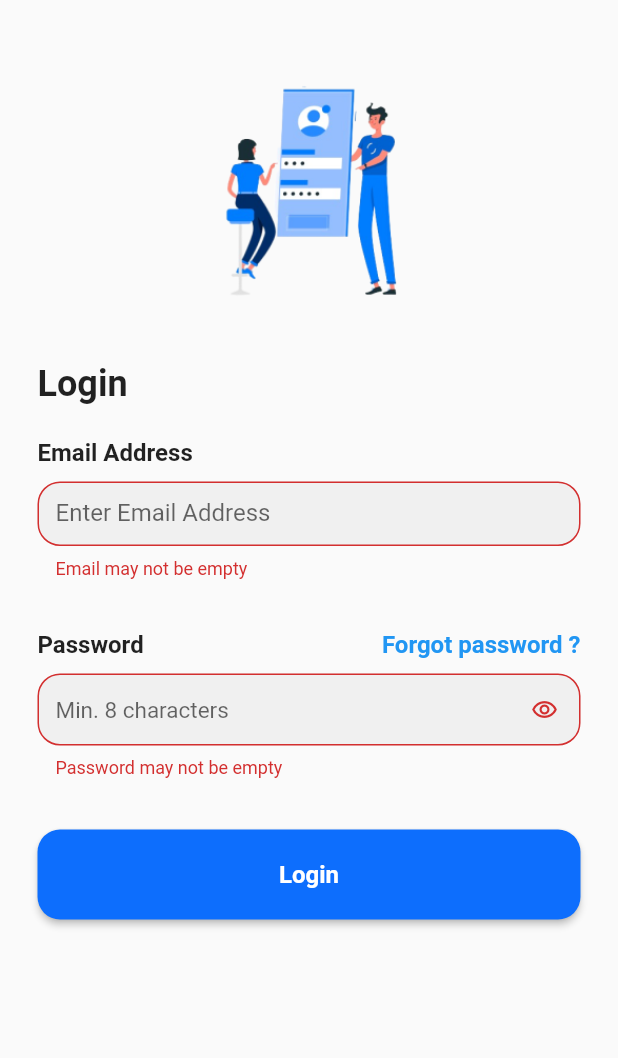
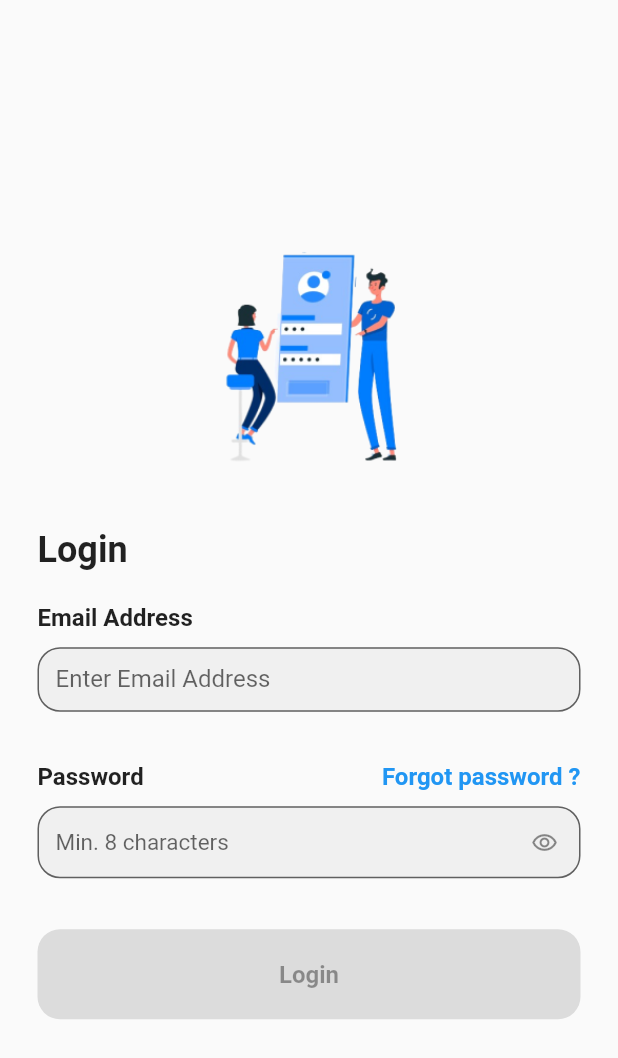
Before and after one commit to imstefanny/Apa-Nama-Kita, a Flutter app: the screen it shows after launch, after a tap on "Login", on a phone screen of 412 x 824 dp. Shown: the top 1058 px of the screen. Run offline on Flutter 3.47's test engine with Material 2 defaults, Android fonts, the phone set to English and light mode, and no system bars; our stand-ins replace date_time_picker, fluttertoast, google_fonts, image_picker.

Commit message:
seperate login provider from register and make authentication for register and login page

```diff
--- a/lib/login/login.dart
+++ b/lib/login/login.dart
@@ -15,6 +15,22 @@ class Login extends StatefulWidget {
 }
 
 class _LoginState extends State<Login> {
+  TextEditingController email = TextEditingController();
+  TextEditingController pwd = TextEditingController();
+  bool isEmailEmpty = true;
+  bool isPassEmpty = true;
+  bool authenticate = false;
+
+  void authentication(email_reg, pass_reg) {
+    if (isEmailEmpty || isPassEmpty) {
+      authenticate = false;
+    } else {
+      if (email.text == email_reg.text && pwd.text == pass_reg.text) {
+        authenticate = true;
+      }
+    }
+  }
+
   @override
   Widget build(BuildContext context) {
     var prov = Provider.of<registerProvider>(context);
@@ -26,15 +42,16 @@ class _LoginState extends State<Login> {
       body: Padding(
         padding:
             EdgeInsets.only(bottom: MediaQuery.of(context).viewInsets.bottom),
+        child: SafeArea(
+          child: Center(
             child: SingleChildScrollView(
               child: Container(
-            height: 0.78 * height,
                 child: Column(
                   crossAxisAlignment: CrossAxisAlignment.start,
                   children: [
                     Center(
                       child: Padding(
-                    padding: const EdgeInsets.fromLTRB(25, 17, 25, 0),
+                        padding: const EdgeInsets.fromLTRB(25, 0, 25, 0),
                         child: Image.asset(
                           "assets/login.png",
                           width: 200,
@@ -65,11 +82,15 @@ class _LoginState extends State<Login> {
                     Padding(
                       padding: EdgeInsets.fromLTRB(25, 5, 25, 17),
                       child: TextField(
-                    controller: prov.tfemail,
+                        onChanged: (value) {
+                          setState(() {
+                            isEmailEmpty = false;
+                            authentication(prov.tfemail, prov.tfpass);
+                          });
+                        },
+                        controller: email,
                         decoration: InputDecoration(
                             filled: true,
-                        errorText:
-                            prov.isEmailEmpty ? "Email may not be empty" : null,
                             hintText: 'email@domain.com',
                             hintStyle: TextStyle(fontSize: 15),
                             isDense: true,
@@ -107,13 +128,16 @@ class _LoginState extends State<Login> {
                     Padding(
                       padding: EdgeInsets.fromLTRB(25, 5, 25, 17),
                       child: TextField(
+                        onChanged: (value) {
+                          setState(() {
+                            isPassEmpty = false;
+                            authentication(prov.tfemail, prov.tfpass);
+                          });
+                        },
                         obscureText: eye.passhidden,
-                    controller: prov.tfpass,
+                        controller: pwd,
                         decoration: InputDecoration(
                             filled: true,
-                        errorText: prov.isPassEmpty
-                            ? "Password may not be empty"
-                            : null,
                             suffixIcon: IconButton(
                               onPressed: () {
                                 eye.setPassHidden = !eye.passhidden;
@@ -137,21 +161,21 @@ class _LoginState extends State<Login> {
                           children: [
                             Expanded(
                               child: ElevatedButton(
-                            onPressed: () {
-                              prov.setEmailEmpty = prov.tfemail.text.isEmpty;
-                              prov.setPassEmpty = prov.tfpass.text.isEmpty;
-
-                              if (!prov.isEmailEmpty && !prov.isPassEmpty) {
-                                Navigator.of(context).push(MaterialPageRoute(
-                                    builder: (_) => Verification()));
-                              }
+                                onPressed: !authenticate
+                                    ? null
+                                    : () {
+                                        Navigator.of(context).push(
+                                            MaterialPageRoute(
+                                                builder: (_) =>
+                                                    Verification()));
                                       },
                                 style: ElevatedButton.styleFrom(
                                     backgroundColor:
                                         Color.fromRGBO(13, 110, 253, 1),
                                     minimumSize: Size(0, 60),
                                     shape: RoundedRectangleBorder(
-                                    borderRadius: BorderRadius.circular(15))),
+                                        borderRadius:
+                                            BorderRadius.circular(15))),
                                 child: Text(
                                   "Login",
                                   style: GoogleFonts.lexendDeca(
@@ -170,6 +194,8 @@ class _LoginState extends State<Login> {
               ),
             ),
           ),
+        ),
+      ),
     );
   }
 }
--- a/lib/register/register.dart
+++ b/lib/register/register.dart
@@ -37,15 +37,15 @@ class _RegisterState extends State<Register> {
       body: Padding(
         padding:
             EdgeInsets.only(bottom: MediaQuery.of(context).viewInsets.bottom),
+        child: SafeArea(
           child: SingleChildScrollView(
             child: Container(
-            height: 1.05 * height,
               child: Column(
                 crossAxisAlignment: CrossAxisAlignment.start,
                 children: [
                   Center(
-                  child:
-                      Image.asset('assets/register.png', width: 0.25 * height),
+                    child: Image.asset('assets/register.png',
+                        width: 0.25 * height),
                   ),
                   Container(
                     padding: EdgeInsets.symmetric(horizontal: 20),
@@ -220,9 +220,10 @@ class _RegisterState extends State<Register> {
                                     style: ElevatedButton.styleFrom(
                                       backgroundColor:
                                           Color.fromRGBO(13, 110, 253, 1),
-                                    minimumSize: Size(350, 60),
+                                      minimumSize: Size(300, 40),
                                       shape: RoundedRectangleBorder(
-                                      borderRadius: BorderRadius.circular(15.0),
+                                        borderRadius:
+                                            BorderRadius.circular(15.0),
                                       ),
                                     ),
                                     child: Padding(
@@ -238,7 +239,7 @@ class _RegisterState extends State<Register> {
                           ],
                         ),
                         Padding(
-                        padding: const EdgeInsets.only(top: 25),
+                          padding: const EdgeInsets.only(top: 15),
                           child: Row(
                             mainAxisAlignment: MainAxisAlignment.center,
                             children: [
@@ -251,8 +252,10 @@ class _RegisterState extends State<Register> {
                               ),
                               GestureDetector(
                                 onTap: () {
-                                Navigator.push(context,
-                                    MaterialPageRoute(builder: (_) => Login()));
+                                  Navigator.push(
+                                      context,
+                                      MaterialPageRoute(
+                                          builder: (_) => Login()));
                                 },
                                 child: Text(
                                   'Login',
@@ -274,6 +277,7 @@ class _RegisterState extends State<Register> {
             ),
           ),
         ),
+      ),
     );
   }
 }
--- a/lib/snackbar.dart
+++ b/lib/snackbar.dart
@@ -4,7 +4,7 @@ class CustomSnackBar {
   getSnackBar(BuildContext context, String content) {
     return SnackBar(
       content: Text(content),
-      duration: Duration(seconds: 2),
+      duration: Duration(seconds: 1),
     );
   }
 }
```
Also changed, not shown: pubspec.lock. Lines whose indentation alone changed are shown as unchanged.
